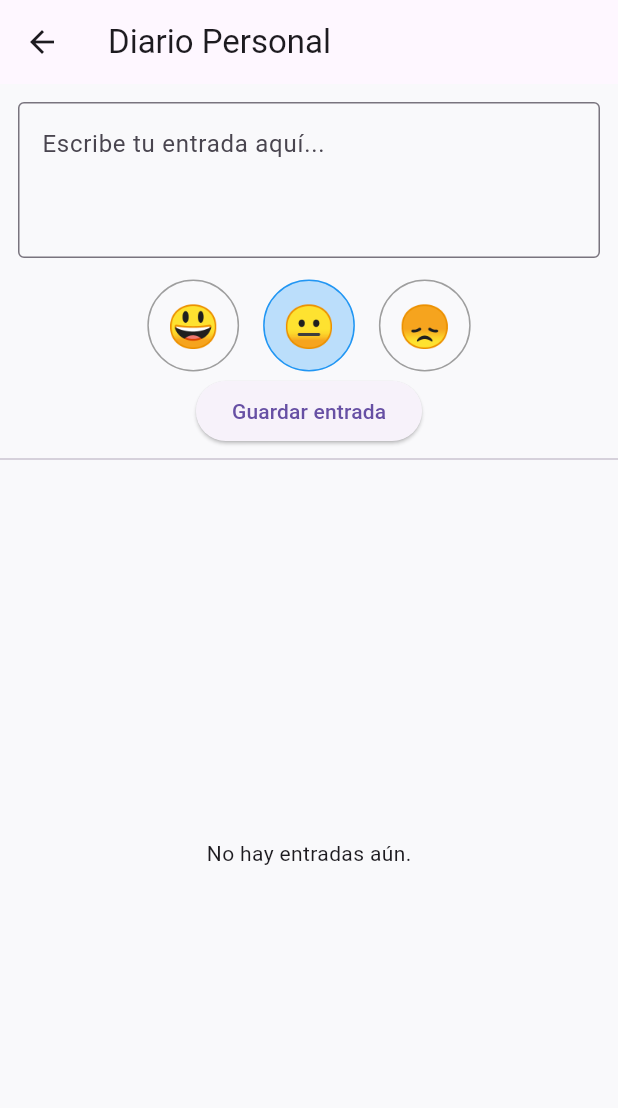
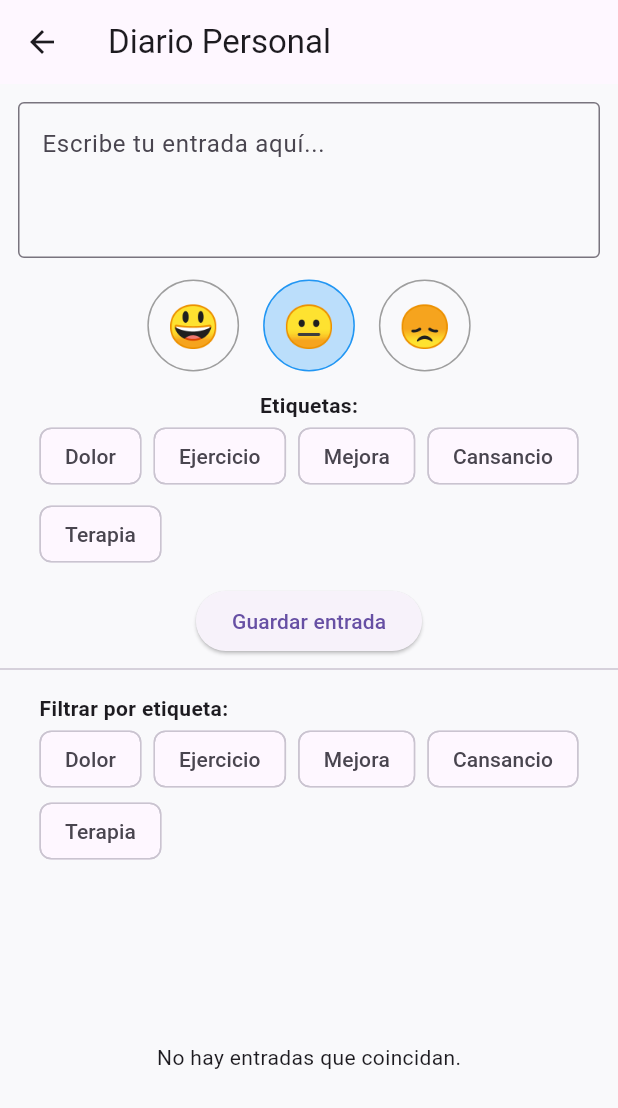
Before and after one commit to CodingAce99/app-rehabilitacion-hector, a Flutter app: the DiarioScreen screen opened directly, after a tap on "Guardar entrada", on a phone screen of 412 x 824 dp. Shown: the top 1108 px of the screen. Run offline on Flutter 3.47's test engine with Material 3 defaults, Android fonts, the light colour scheme and no system bars; our stand-ins replace fl_chart, flutter_svg, image_picker, shared_preferences, youtube_player_flutter; accounts and stored records are empty.

Commit message:
Añadida funcionalidad para gestionar imágenes y etiquetas en el diario personal, incluyendo permisos necesarios y soporte para selección de imágenes.

```diff
--- a/lib/models/entrada_diario.dart
+++ b/lib/models/entrada_diario.dart
@@ -12,12 +12,20 @@ class EntradaDiario {
   // Estado de ánimo del usuario
   final String estadoAnimo;
 
+  // Etiquetas asociadas a la entrada
+  final List<String> etiquetas;
+
+  // Ruta de la imagen asociada a la entrada (opcional)
+  final String? imagenPath;
+
   // Constructor de la clase
   EntradaDiario({
     required this.id,
     required this.fecha,
     required this.texto,
     required this.estadoAnimo,
+    required this.etiquetas,
+    this.imagenPath,
   });
 
   // Método que convierte esta entrada a un Map (estructura clave-valor)
@@ -27,6 +35,8 @@ class EntradaDiario {
     'fecha': fecha.toIso8601String(),
     'texto': texto,
     'estadoAnimo': estadoAnimo,
+    'etiquetas': etiquetas,
+    'imagenPath': imagenPath,
   };
 
   // Método de fábrica que crea una instancia de EntradaDiario desde un Map (JSON)
@@ -38,6 +48,8 @@ class EntradaDiario {
       texto: json['texto'],
       estadoAnimo:
           json['estadoAnimo'] ?? '😐', // Valor por defecto si es antiguo
+      etiquetas: List<String>.from(json['etiquetas'] ?? []),
+      imagenPath: json['imagenPath'], // Recuperamos la lista
     );
   }
 }
--- a/lib/providers/diario_provider.dart
+++ b/lib/providers/diario_provider.dart
@@ -13,12 +13,19 @@ class DiarioProvider with ChangeNotifier {
     cargarEntradas();
   }
 
-  void agregarEntrada(String texto, String estadoAnimo) {
+  void agregarEntrada(
+    String texto,
+    String estadoAnimo,
+    List<String> etiquetas, {
+    String? imagenPath,
+  }) {
     final nueva = EntradaDiario(
       id: const Uuid().v4(),
       fecha: DateTime.now(),
       texto: texto,
       estadoAnimo: estadoAnimo,
+      etiquetas: etiquetas,
+      imagenPath: imagenPath,
     );
     _entradas.insert(0, nueva);
     guardarEntradas();
@@ -26,7 +33,12 @@ class DiarioProvider with ChangeNotifier {
   }
 
   // Reemplaza una entrada por otra con el mismo ID
-  void editarEntrada(String id, String texto, String estadoAnimo) {
+  void editarEntrada(
+    String id,
+    String texto,
+    String estadoAnimo,
+    List<String> etiquetas,
+  ) {
     final index = _entradas.indexWhere((entradas) => entradas.id == id);
     if (index != -1) {
       _entradas[index] = EntradaDiario(
@@ -34,6 +46,7 @@ class DiarioProvider with ChangeNotifier {
         fecha: _entradas[index].fecha, // Mantenemos la fecha original
         texto: texto,
         estadoAnimo: estadoAnimo,
+        etiquetas: etiquetas,
       );
       guardarEntradas();
       notifyListeners();
--- a/lib/screens/diario_screen.dart
+++ b/lib/screens/diario_screen.dart
@@ -1,277 +1,239 @@
 import 'package:flutter/material.dart';
 import 'package:provider/provider.dart';
 import 'package:intl/intl.dart';
+import 'package:image_picker/image_picker.dart';
 import '../providers/diario_provider.dart';
 import '../models/entrada_diario.dart';
+import 'dart:io';
 
 class DiarioScreen extends StatefulWidget {
   @override
   _DiarioScreenState createState() => _DiarioScreenState();
 }
 
-// State asociado al widget principal
 class _DiarioScreenState extends State<DiarioScreen> {
-  // Controlador para el campo de texto (permite leer lo que escribe el usuario)
   final _controller = TextEditingController();
 
-  // Emoji seleccionado como estado de ánimo (inicializado como "neutral")
   String _estadoSeleccionado = '😐';
 
-  //Función que se llama al pulsar el botón de "Guardar entrada"
+  final List<String> _etiquetasDisponibles = [
+    'Dolor',
+    'Ejercicio',
+    'Mejora',
+    'Cansancio',
+    'Terapia',
+  ];
+
+  List<String> _etiquetasSeleccionadas = [];
+  List<String> _etiquetasFiltro = [];
+  File? _imagenSeleccionada; // Ruta de la imagen seleccionada
+
   void _guardarEntrada() {
-    final texto = _controller.text.trim(); // Elimina espacios al inicio y final
+    final texto = _controller.text.trim();
     if (texto.isNotEmpty) {
-      // Usamos Provider para acceder al DiarioProvider y llamar a agregarEntrada
-      // listen: false porque no necesitamos redibujar la pantalla tras esto
-      Provider.of<DiarioProvider>(
-        context,
-        listen: false,
-      ).agregarEntrada(texto, _estadoSeleccionado);
-      _controller.clear(); // Limpiamos el campo de texto{
+      Provider.of<DiarioProvider>(context, listen: false).agregarEntrada(
+        texto,
+        _estadoSeleccionado,
+        _etiquetasSeleccionadas,
+        imagenPath: _imagenSeleccionada?.path,
+      );
+
+      _controller.clear();
       setState(() {
-        _estadoSeleccionado = '😐'; // Reiniciamos el emoji a neutral
+        _estadoSeleccionado = '😐';
+        _etiquetasSeleccionadas = [];
+        _imagenSeleccionada = null; // Reinicia la imagen seleccionada
       });
     }
   }
 
-  void _mostrarDialogoEditar(entrada) {
-    final controller = TextEditingController(text: entrada.texto);
-    String estadoSeleccionado = entrada.estadoAnimo;
+  Future<void> _seleccionarImagen() async {
+    final picker = ImagePicker();
+    final imagen = await picker.pickImage(source: ImageSource.gallery);
 
-    showDialog(
-      context: context,
-      builder: (context) {
-        return AlertDialog(
-          title: Text('Editar entrada'),
-          content: Column(
-            mainAxisSize: MainAxisSize.min,
-            children: [
-              TextField(
-                controller: controller,
-                maxLines: 3,
-                decoration: InputDecoration(labelText: 'Texto del diario'),
-              ),
-              SizedBox(height: 10),
-              Row(
-                mainAxisAlignment: MainAxisAlignment.center,
-                children:
-                    ['😃', '😐', '😞'].map((emoji) {
-                      return GestureDetector(
-                        onTap: () {
-                          setState(() {
-                            estadoSeleccionado = emoji;
-                          });
-                          Navigator.of(context).pop();
-                          _mostrarDialogoEditar(
-                            EntradaDiario(
-                              id: entrada.id,
-                              fecha: entrada.fecha,
-                              texto: controller.text,
-                              estadoAnimo: emoji,
-                            ),
-                          );
-                        },
-                        child: Container(
-                          margin: EdgeInsets.symmetric(horizontal: 6),
-                          padding: EdgeInsets.all(8),
-                          decoration: BoxDecoration(
-                            shape: BoxShape.circle,
-                            border: Border.all(
-                              color:
-                                  estadoSeleccionado == emoji
-                                      ? Colors.blue
-                                      : Colors.grey,
-                            ),
-                          ),
-                          child: Text(emoji, style: TextStyle(fontSize: 24)),
-                        ),
-                      );
-                    }).toList(),
-              ),
-            ],
-          ),
-          actions: [
-            TextButton(
-              child: Text('Cancelar'),
-              onPressed: () => Navigator.of(context).pop(),
-            ),
-            ElevatedButton(
-              child: Text('Guardar'),
-              onPressed: () {
-                Provider.of<DiarioProvider>(
-                  context,
-                  listen: false,
-                ).editarEntrada(
-                  entrada.id,
-                  controller.text,
-                  estadoSeleccionado,
-                );
-                Navigator.of(context).pop();
-              },
-            ),
-          ],
-        );
-      },
-    );
+    if (imagen != null) {
+      setState(() {
+        _imagenSeleccionada = File(imagen.path); // Guarda la ruta
+      });
+    }
   }
 
-  // Widget que construye la fila de selección de emojis de estado de ánimo
   Widget _selectorEstadoAnimo() {
-    final estados = ['😃', '😐', '😞']; // Opciones posibles de estado
-
-    // Usamos Row + map para crear un widget por cada emoji
+    final estados = ['😃', '😐', '😞'];
     return Row(
-      mainAxisAlignment: MainAxisAlignment.center, // Centra horizontalmente
+      mainAxisAlignment: MainAxisAlignment.center,
       children:
           estados.map((emoji) {
-            final bool seleccionado = _estadoSeleccionado == emoji;
-
+            final seleccionado = _estadoSeleccionado == emoji;
             return GestureDetector(
-              //usamos GestureDetector porque queremos controlar que pasa al tocar el emoji
-              onTap: () {
-                setState(() {
-                  _estadoSeleccionado = emoji; // Cambia el emoji seleccionado
-                });
-              },
+              onTap: () => setState(() => _estadoSeleccionado = emoji),
               child: Container(
                 margin: EdgeInsets.symmetric(horizontal: 8),
                 padding: EdgeInsets.all(12),
                 decoration: BoxDecoration(
                   shape: BoxShape.circle,
-                  color:
-                      seleccionado
-                          ? Colors.blue[100]
-                          : null, // Color solo si está seleccionado
+                  color: seleccionado ? Colors.blue[100] : null,
                   border: Border.all(
-                    color:
-                        seleccionado
-                            ? Colors.blue
-                            : Colors.grey, // Color del borde
+                    color: seleccionado ? Colors.blue : Colors.grey,
                   ),
                 ),
-                child: Text(
-                  emoji,
-                  style: TextStyle(
-                    fontSize: 28, // Tamaño del emoji
-                  ),
-                ),
+                child: Text(emoji, style: TextStyle(fontSize: 28)),
               ),
             );
-          }).toList(), // Convertimos el map en lista de widgets
+          }).toList(),
     );
   }
 
-  // Widget que construye la lista de entradas del diario
+  Widget _selectorEtiquetas() {
+    return Wrap(
+      spacing: 8,
+      runSpacing: 4,
+      children:
+          _etiquetasDisponibles.map((etiqueta) {
+            final seleccionada = _etiquetasSeleccionadas.contains(etiqueta);
+            return FilterChip(
+              label: Text(etiqueta),
+              selected: seleccionada,
+              selectedColor: Colors.blue[100],
+              onSelected: (valor) {
+                setState(() {
+                  if (valor) {
+                    _etiquetasSeleccionadas.add(etiqueta);
+                  } else {
+                    _etiquetasSeleccionadas.remove(etiqueta);
+                  }
+                });
+              },
+            );
+          }).toList(),
+    );
+  }
+
+  Widget _filtroEtiquetas() {
+    return Wrap(
+      spacing: 8,
+      children:
+          _etiquetasDisponibles.map((etiqueta) {
+            final seleccionada = _etiquetasFiltro.contains(etiqueta);
+            return FilterChip(
+              label: Text(etiqueta),
+              selected: seleccionada,
+              selectedColor: Colors.lightBlue[100],
+              onSelected: (valor) {
+                setState(() {
+                  if (valor) {
+                    _etiquetasFiltro.add(etiqueta);
+                  } else {
+                    _etiquetasFiltro.remove(etiqueta);
+                  }
+                });
+              },
+            );
+          }).toList(),
+    );
+  }
+
   @override
   Widget build(BuildContext context) {
-    // Obtenemos el provider para acceder a las entradas del diario
     final diario = Provider.of<DiarioProvider>(context);
+
+    final entradasFiltradas =
+        _etiquetasFiltro.isEmpty
+            ? diario.entradas
+            : diario.entradas.where((entrada) {
+              return _etiquetasFiltro.every(
+                (tag) => entrada.etiquetas.contains(tag),
+              );
+            }).toList();
 
     return Scaffold(
       appBar: AppBar(title: Text('Diario Personal')),
-
-      // Cuerpo principal con columna (elementos apilados verticalmente)
       body: Column(
         children: [
-          // Campo de texto para que el usuario escriba su entrada
           Padding(
             padding: const EdgeInsets.all(12),
             child: TextField(
-              controller: _controller, // Permite recuperar el texto escrito
+              controller: _controller,
               decoration: InputDecoration(
                 hintText: 'Escribe tu entrada aquí...',
                 border: OutlineInputBorder(),
               ),
-              maxLines: 3, // Permite varias líneas (estilo "nota")
+              maxLines: 3,
             ),
           ),
-
-          // Muestra los emojis para elegir estado de ánimo
           _selectorEstadoAnimo(),
-
-          // Botón para guardar la entrada
+          SizedBox(height: 10),
+          Text('Etiquetas:', style: TextStyle(fontWeight: FontWeight.bold)),
+          _selectorEtiquetas(),
+          SizedBox(height: 10),
           ElevatedButton(
             onPressed: _guardarEntrada,
             child: Text('Guardar entrada'),
           ),
-
-          Divider(), // Línea separadora entre formulario y lista
-          // Lista de entradas ya creadas
+          Divider(),
+          Padding(
+            padding: const EdgeInsets.symmetric(horizontal: 12, vertical: 8),
+            child: Column(
+              crossAxisAlignment: CrossAxisAlignment.start,
+              children: [
+                Text(
+                  'Filtrar por etiqueta:',
+                  style: TextStyle(fontWeight: FontWeight.bold),
+                ),
+                _filtroEtiquetas(),
+              ],
+            ),
+          ),
           Expanded(
             child:
-                diario.entradas.isEmpty
-                    ? Center(child: Text('No hay entradas aún.'))
+                entradasFiltradas.isEmpty
+                    ? Center(child: Text('No hay entradas que coincidan.'))
                     : ListView.builder(
-                      itemCount: diario.entradas.length,
+                      itemCount: entradasFiltradas.length,
                       itemBuilder: (context, index) {
-                        final entrada = diario.entradas[index];
+                        final entrada = entradasFiltradas[index];
                         return Card(
                           margin: EdgeInsets.symmetric(
                             horizontal: 12,
                             vertical: 6,
                           ),
                           elevation: 2,
-                          child: ListTile(
-                            leading: Text(
-                              entrada.estadoAnimo,
-                              style: TextStyle(fontSize: 28),
-                            ),
-                            title: Text(entrada.texto),
-                            subtitle: Text(
-                              DateFormat(
-                                'dd/MM/yyyy – HH:mm',
-                              ).format(entrada.fecha),
-                            ),
-                            trailing: Row(
-                              mainAxisSize: MainAxisSize.min,
+                          child: Padding(
+                            padding: EdgeInsets.all(8),
+                            child: Column(
+                              crossAxisAlignment: CrossAxisAlignment.start,
                               children: [
-                                IconButton(
-                                  icon: Icon(Icons.edit),
-                                  onPressed:
-                                      () => _mostrarDialogoEditar(entrada),
+                                Row(
+                                  children: [
+                                    Text(
+                                      entrada.estadoAnimo,
+                                      style: TextStyle(fontSize: 28),
+                                    ),
+                                    SizedBox(width: 10),
+                                    Expanded(
+                                      child: Text(
+                                        entrada.texto,
+                                        style: TextStyle(fontSize: 16),
+                                      ),
+                                    ),
+                                  ],
                                 ),
-                                IconButton(
-                                  icon: Icon(Icons.delete),
-                                  onPressed: () {
-                                    showDialog(
-                                      context: context,
-                                      builder:
-                                          (context) => AlertDialog(
-                                            title: Text(
-                                              'Confirmar eliminación',
-                                            ),
-                                            content: Text(
-                                              '¿Estás seguro de que deseas eliminar esta entrada?',
-                                            ),
-                                            actions: [
-                                              TextButton(
-                                                child: Text('Cancelar'),
-                                                onPressed:
-                                                    () =>
-                                                        Navigator.of(
-                                                          context,
-                                                        ).pop(), // Cierra el diálogo
-                                              ),
-                                              ElevatedButton(
-                                                style: ElevatedButton.styleFrom(
-                                                  backgroundColor: Colors.red,
-                                                  foregroundColor: Colors.white,
-                                                ),
-                                                child: Text('Eliminar'),
-                                                onPressed: () {
-                                                  Provider.of<DiarioProvider>(
-                                                    context,
-                                                    listen: false,
-                                                  ).eliminarEntrada(entrada.id);
-                                                  Navigator.of(
-                                                    context,
-                                                  ).pop(); // Cierra el diálogo
-                                                },
-                                              ),
-                                            ],
-                                          ),
-                                    );
-                                  },
+                                SizedBox(height: 4),
+                                Text(
+                                  DateFormat(
+                                    'dd/MM/yyyy – HH:mm',
+                                  ).format(entrada.fecha),
+                                  style: TextStyle(color: Colors.grey),
+                                ),
+                                Wrap(
+                                  spacing: 6,
+                                  children:
+                                      entrada.etiquetas.map((tag) {
+                                        return Chip(
+                                          label: Text(tag),
+                                          backgroundColor: Colors.grey[200],
+                                        );
+                                      }).toList(),
                                 ),
                               ],
                             ),
--- a/pubspec.yaml
+++ b/pubspec.yaml
@@ -37,6 +37,7 @@ dependencies:
   flutter_svg: ^2.0.7
   youtube_player_flutter: ^9.1.1
   fl_chart: ^0.63.0
+  image_picker: ^1.0.4
 
   # The following adds the Cupertino Icons font to your application.
   # Use with the CupertinoIcons class for iOS style icons.
```
Also changed, not shown: pubspec.lock, 6 other files.
